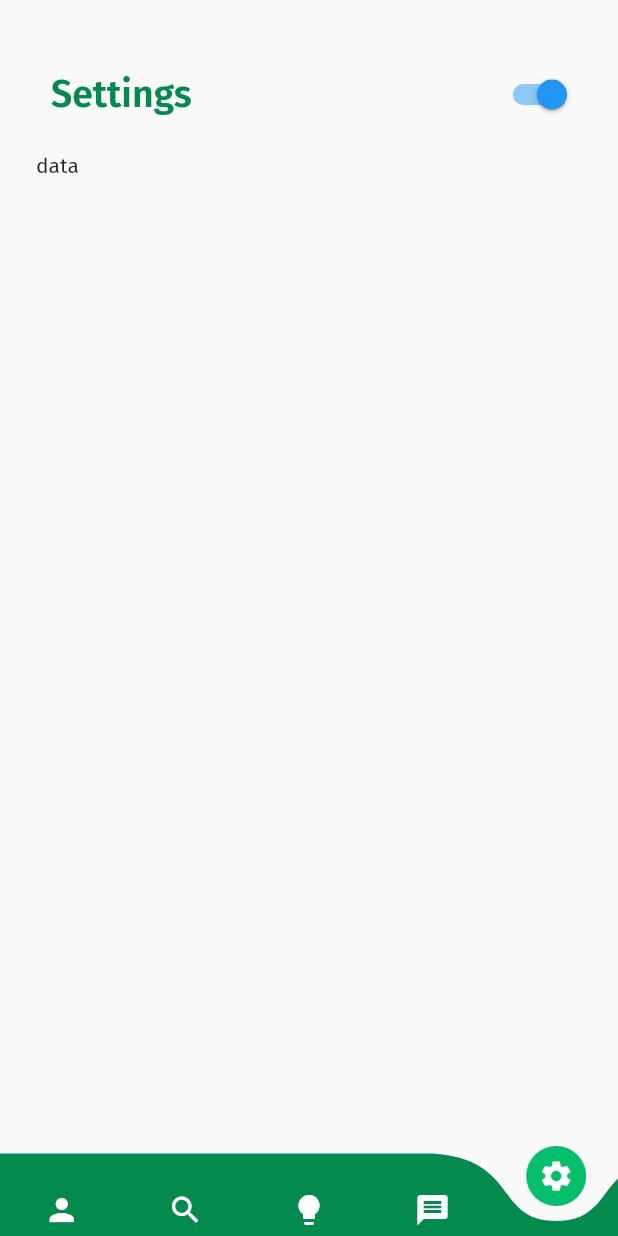
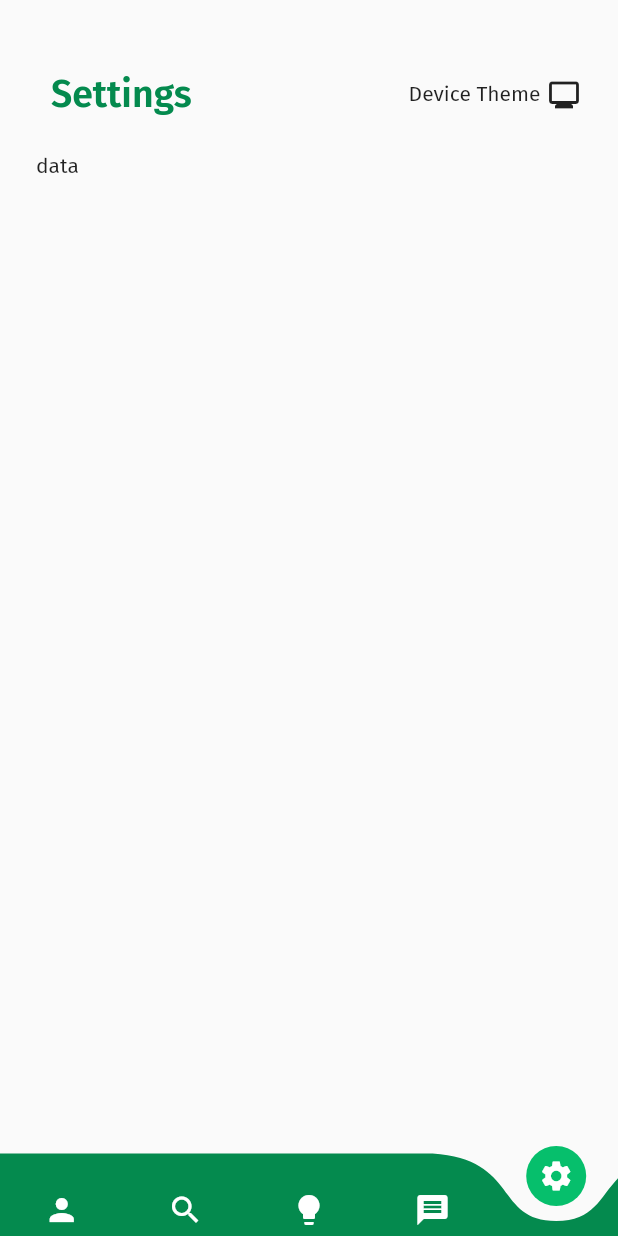
Before and after one commit to B6Infinity/ender, a Flutter app: the screen it shows after launch, item 5 of the bottom bar chosen, on a phone screen of 412 x 824 dp. Run offline on Flutter 3.47's test engine with Material 2 defaults, Android fonts, the phone set to English and light mode, and no system bars; drawn by our look-alikes of curved_navigation_bar; our stand-ins replace font_awesome_flutter, google_fonts; missing offline and left inert: dart:ffi.

Commit message:
themes work!

```diff
--- a/lib/home.dart
+++ b/lib/home.dart
@@ -78,7 +78,7 @@ class _HomeState extends State<Home> {
 }
 
 // ListTile Se
-Padding heading1(String text) {
+Widget heading1(String text) {
   return Padding(
     padding: const EdgeInsets.only(top: 24.0, bottom: 24, left: 10),
     child: Text(
@@ -92,7 +92,7 @@ Padding heading1(String text) {
   );
 }
 
-Padding heading2(String text) {
+Widget heading2(String text) {
   return Padding(
     padding: const EdgeInsets.only(top: 24.0, bottom: 24, left: 10),
     child: Text(
--- a/lib/main.dart
+++ b/lib/main.dart
@@ -1,7 +1,16 @@
+import 'dart:ffi';
+
 import 'package:ender/home.dart';
+import 'package:ender/providers/theme_provider.dart';
 import 'package:ender/theme/theme_constants.dart';
 import 'package:flutter/material.dart';
 import 'package:flutter/services.dart';
+import 'package:provider/provider.dart';
+
+// GLOBAL CONSTANTS
+String useTheme = 'Device Theme'; // 'Device Theme' 'Light Mode' 'Dark Mode'
+//
+//
 
 void main() {
   SystemChrome.setSystemUIOverlayStyle(
@@ -10,18 +19,29 @@ void main() {
   runApp(const MyApp());
 }
 
+//
+//
+
 class MyApp extends StatelessWidget {
   const MyApp({super.key});
 
   // This widget is the root of your application.
   @override
   Widget build(BuildContext context) {
+    return ChangeNotifierProvider(
+      create: (BuildContext context) => ThemeProvider(),
+      builder: ((context, child) {
+        final themeProvider = Provider.of<ThemeProvider>(context);
+
         return MaterialApp(
           title: 'Flutter Demo',
+          themeMode: themeProvider.themeMode,
           theme: lightTheme,
           darkTheme: darkTheme,
           // ignore: prefer_const_constructors
           home: Home(),
         );
+      }),
+    );
   }
 }
--- a/lib/pages/settings.dart
+++ b/lib/pages/settings.dart
@@ -3,6 +3,8 @@ import 'package:flutter/cupertino.dart';
 import 'package:flutter/material.dart';
 import 'package:flutter/src/widgets/container.dart';
 import 'package:flutter/src/widgets/framework.dart';
+
+import '../widgets/themeswitch.dart';
 
 class Settings extends StatefulWidget {
   const Settings({super.key});
@@ -22,10 +24,7 @@ class _SettingsState extends State<Settings> {
             Row(
               children: [
                 Expanded(child: heading1('Settings')),
-                Switch(
-                  value: true,
-                  onChanged: (value) {},
-                ),
+                ThemeSwitch(),
               ],
             ),
             // heading1('Settings'),
--- /dev/null
+++ b/lib/providers/theme_provider.dart
@@ -0,0 +1,25 @@
+import 'package:ender/main.dart';
+import 'package:flutter/cupertino.dart';
+import 'package:flutter/material.dart';
+
+class ThemeProvider extends ChangeNotifier {
+  ThemeMode themeMode = ThemeMode.system;
+  bool get isDarkMode => themeMode == ThemeMode.dark;
+
+  void toggleTheme() {
+    if (useTheme == 'Device Theme') {
+      // Set to DARK
+      useTheme = 'Dark Mode';
+      themeMode = ThemeMode.dark;
+    } else if (useTheme == 'Dark Mode') {
+      // Set to LIGHT
+      useTheme = 'Light Mode';
+      themeMode = ThemeMode.light;
+    } else if (useTheme == 'Light Mode') {
+      // Set to SYSTEM
+      useTheme = 'Device Theme';
+      themeMode = ThemeMode.system;
+    }
+    notifyListeners();
+  }
+}
--- /dev/null
+++ b/lib/widgets/themeswitch.dart
@@ -0,0 +1,40 @@
+import 'package:ender/main.dart';
+import 'package:ender/providers/theme_provider.dart';
+import 'package:ender/theme/theme_constants.dart';
+import 'package:flutter/cupertino.dart';
+import 'package:flutter/material.dart';
+import 'package:flutter/src/widgets/container.dart';
+import 'package:flutter/src/widgets/framework.dart';
+import 'package:provider/provider.dart';
+
+class ThemeSwitch extends StatefulWidget {
+  const ThemeSwitch({super.key});
+
+  @override
+  State<ThemeSwitch> createState() => _ThemeSwitchState();
+}
+
+class _ThemeSwitchState extends State<ThemeSwitch> {
+  @override
+  Widget build(BuildContext context) {
+    final themeProvider = Provider.of<ThemeProvider>(context);
+
+    return GestureDetector(
+      child: Row(
+        children: [
+          Text('$useTheme '),
+          useTheme == 'Device Theme'
+              ? const Icon(Icons.monitor)
+              : (useTheme == 'Dark Mode'
+                  ? const Icon(Icons.dark_mode)
+                  : const Icon(Icons.light_mode)),
+        ],
+      ),
+      onTap: () {
+        setState(() {
+          themeProvider.toggleTheme();
+        });
+      },
+    );
+  }
+}
--- a/pubspec.yaml
+++ b/pubspec.yaml
@@ -32,7 +32,7 @@ dependencies:
   flutter:
     sdk: flutter
 
-
+  provider: ^6.0.3
 
   cupertino_icons: ^1.0.2
   font_awesome_flutter: ^10.2.1
```
Also changed, not shown: pubspec.lock. Lines whose indentation alone changed are shown as unchanged.
